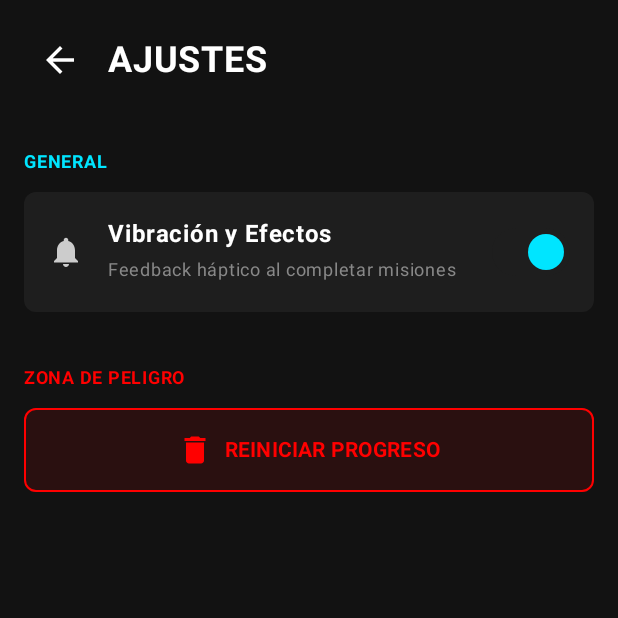
After one commit to AxelJhostin/warofman, an Android app built with Jetpack Compose: the SettingsScreen screen opened through its navigation route, on a phone screen of 412 x 824 dp, the top half of it. The commit adds this screen. Run offline under Robolectric (Android 15) with nearby library versions, the phone set to English and light mode, and no system bars.

Commit message:
UI: Implementacion Edge-to-Edge global y limpieza de layouts

```diff
--- a/app/src/main/java/com/negocio/warofmen/MainActivity.kt
+++ b/app/src/main/java/com/negocio/warofmen/MainActivity.kt
@@ -4,10 +4,12 @@ import android.app.Application
 import android.os.Bundle
 import androidx.activity.ComponentActivity
 import androidx.activity.compose.setContent
+import androidx.activity.enableEdgeToEdge // <--- IMPORTANTE: Habilita el modo pantalla completa
 import androidx.compose.foundation.layout.Box
 import androidx.compose.foundation.layout.Column
 import androidx.compose.foundation.layout.fillMaxSize
 import androidx.compose.foundation.layout.padding
+import androidx.compose.material3.CircularProgressIndicator
 import androidx.compose.material3.FloatingActionButton
 import androidx.compose.material3.MaterialTheme
 import androidx.compose.material3.Scaffold
@@ -25,39 +27,54 @@ import androidx.navigation.compose.NavHost
 import androidx.navigation.compose.composable
 import androidx.navigation.compose.rememberNavController
 
-// --- IMPORTS ACTUALIZADOS SEGÚN TU NUEVA ESTRUCTURA ---
+// --- IMPORTS ---
 import com.negocio.warofmen.core.navigation.AppScreens
 import com.negocio.warofmen.core.util.GameViewModelFactory
 import com.negocio.warofmen.ui.theme.WarOfMenTheme
 import com.negocio.warofmen.ui.viewmodel.CreationViewModel
 import com.negocio.warofmen.ui.viewmodel.HomeViewModel
+import com.negocio.warofmen.ui.viewmodel.SettingsViewModel
 
 // Pantallas
-import com.negocio.warofmen.ui.screens.creation.CreationScreen // El nuevo Wizard
+import com.negocio.warofmen.ui.screens.creation.CreationScreen
 import com.negocio.warofmen.ui.screens.PantallaEntrenamiento
 import com.negocio.warofmen.ui.screens.PantallaEstadisticas
 import com.negocio.warofmen.ui.screens.PantallaGraficos
 import com.negocio.warofmen.ui.screens.PantallaJuego
+import com.negocio.warofmen.ui.screens.SettingsScreen
 
 class MainActivity : ComponentActivity() {
     override fun onCreate(savedInstanceState: Bundle?) {
         super.onCreate(savedInstanceState)
 
+        // 1. ACTIVAR MODO EDGE-TO-EDGE
+        // Esto permite que la app dibuje detrás de las barras de sistema
+        enableEdgeToEdge()
+
         setContent {
             WarOfMenTheme {
-                Surface(modifier = Modifier.fillMaxSize(), color = MaterialTheme.colorScheme.background) {
+                // 2. SCAFFOLD GLOBAL
+                // Este componente calcula automáticamente el espacio necesario para las barras de sistema
+                // y nos entrega 'innerPadding' para que nuestro contenido no se solape.
+                Scaffold(
+                    modifier = Modifier.fillMaxSize(),
+                    containerColor = MaterialTheme.colorScheme.background
+                ) { innerPadding ->
 
-                    // 1. Configuración Inicial
+                    // Aplicamos el padding calculado a todo el contenedor de navegación
+                    Box(modifier = Modifier.padding(innerPadding)) {
+
+                        // 3. CONFIGURACIÓN INICIAL
                         val navController = rememberNavController()
                         val context = LocalContext.current
                         val app = context.applicationContext as Application
                         val factory = GameViewModelFactory(app)
 
-                    // 2. Instanciamos el ViewModel Principal
+                        // 4. VIEWMODEL PRINCIPAL
                         val homeViewModel: HomeViewModel = viewModel(factory = factory)
                         val gameState by homeViewModel.gameState.collectAsState()
 
-                    // 3. SISTEMA DE NAVEGACIÓN
+                        // 5. SISTEMA DE NAVEGACIÓN
                         NavHost(
                             navController = navController,
                             startDestination = AppScreens.Home.route
@@ -65,24 +82,46 @@ class MainActivity : ComponentActivity() {
 
                             // --- RUTA: HOME (PANTALLA PRINCIPAL) ---
                             composable(AppScreens.Home.route) {
-                            // Seguridad: Si no hay personaje, ir a Creación
+                                val isLoaded by homeViewModel.isDataLoaded.collectAsState()
+
+                                if (!isLoaded) {
+                                    // MODO CARGA
+                                    Box(
+                                        modifier = Modifier.fillMaxSize(),
+                                        contentAlignment = Alignment.Center
+                                    ) {
+                                        CircularProgressIndicator(color = MaterialTheme.colorScheme.primary)
+                                    }
+                                } else {
+                                    // DATOS LISTOS
                                     LaunchedEffect(gameState.isCreated) {
                                         if (!gameState.isCreated) {
                                             navController.navigate(AppScreens.Creation.route) {
-                                        popUpTo(0) // Borra el historial para no volver atrás
+                                                popUpTo(0)
                                             }
                                         }
                                     }
 
-                            // Si existe personaje, mostramos el juego
                                     if (gameState.isCreated) {
-                                Scaffold(
-                                    floatingActionButton = {
-                                        // Columna para tener 2 botones flotantes (Stats y Charts)
+                                        // NOTA: Usamos Box en lugar de Scaffold interno para mayor control
+                                        Box(modifier = Modifier.fillMaxSize()) {
+                                            PantallaJuego(
+                                                viewModel = homeViewModel,
+                                                onStartQuest = {
+                                                    navController.navigate(AppScreens.Workout.route)
+                                                },
+                                                onOpenSettings = {
+                                                    navController.navigate(AppScreens.Settings.route)
+                                                }
+                                            )
+
+                                            // Botones Flotantes (Stats y Charts) posicionados manualmente
                                             Column(
+                                                modifier = Modifier
+                                                    .align(Alignment.BottomEnd)
+                                                    .padding(16.dp),
                                                 horizontalAlignment = Alignment.End
                                             ) {
-                                            // Botón 1: Gráficos de Ejercicio
                                                 FloatingActionButton(
                                                     onClick = { navController.navigate(AppScreens.Charts.route) },
                                                     containerColor = MaterialTheme.colorScheme.secondary,
@@ -91,7 +130,6 @@ class MainActivity : ComponentActivity() {
                                                     Text("📈")
                                                 }
 
-                                            // Botón 2: Estadísticas del Personaje
                                                 FloatingActionButton(
                                                     onClick = { navController.navigate(AppScreens.Stats.route) },
                                                     containerColor = MaterialTheme.colorScheme.primary
@@ -100,29 +138,16 @@ class MainActivity : ComponentActivity() {
                                                 }
                                             }
                                         }
-                                ) { padding ->
-                                    Box(modifier = Modifier.padding(padding)) {
-                                        PantallaJuego(
-                                            viewModel = homeViewModel,
-                                            onStartQuest = {
-                                                // Ir a la pantalla naranja de entrenamiento
-                                                navController.navigate(AppScreens.Workout.route)
-                                            }
-                                        )
-                                    }
                                     }
                                 }
                             }
 
-                        // --- RUTA: CREACIÓN (EL NUEVO WIZARD) ---
+                            // --- RUTA: CREACIÓN ---
                             composable(AppScreens.Creation.route) {
                                 val creationViewModel: CreationViewModel = viewModel(factory = factory)
-
-                            // Usamos la nueva CreationScreen
                                 CreationScreen(
                                     viewModel = creationViewModel,
                                     onFinished = {
-                                    // Al terminar, vamos al Home y borramos la creación del historial
                                         navController.navigate(AppScreens.Home.route) {
                                             popUpTo(AppScreens.Creation.route) { inclusive = true }
                                         }
@@ -130,7 +155,7 @@ class MainActivity : ComponentActivity() {
                                 )
                             }
 
-                        // --- RUTA: ESTADÍSTICAS DEL PERSONAJE ---
+                            // --- RUTA: ESTADÍSTICAS ---
                             composable(AppScreens.Stats.route) {
                                 PantallaEstadisticas(
                                     player = gameState,
@@ -144,7 +169,7 @@ class MainActivity : ComponentActivity() {
                                 )
                             }
 
-                        // --- RUTA: ENTRENAMIENTO (PANTALLA NARANJA) ---
+                            // --- RUTA: ENTRENAMIENTO ---
                             composable(AppScreens.Workout.route) {
                                 PantallaEntrenamiento(
                                     viewModel = homeViewModel,
@@ -155,12 +180,27 @@ class MainActivity : ComponentActivity() {
                                 )
                             }
 
-                        // --- RUTA: GRÁFICOS DE RENDIMIENTO ---
+                            // --- RUTA: GRÁFICOS ---
                             composable(AppScreens.Charts.route) {
                                 PantallaGraficos(
                                     workoutLogs = gameState.workoutLogs,
                                     level = gameState.level,
                                     onBack = { navController.popBackStack() }
+                                )
+                            }
+
+                            // --- RUTA: AJUSTES ---
+                            composable(AppScreens.Settings.route) {
+                                val settingsViewModel: SettingsViewModel = viewModel(factory = factory)
+
+                                SettingsScreen(
+                                    viewModel = settingsViewModel,
+                                    onBack = { navController.popBackStack() },
+                                    onResetComplete = {
+                                        navController.navigate(AppScreens.Home.route) {
+                                            popUpTo(0)
+                                        }
+                                    }
                                 )
                             }
                         }
@@ -169,3 +209,4 @@ class MainActivity : ComponentActivity() {
             }
         }
     }
+}
--- a/app/src/main/java/com/negocio/warofmen/core/navigation/AppScreens.kt
+++ b/app/src/main/java/com/negocio/warofmen/core/navigation/AppScreens.kt
@@ -7,4 +7,5 @@ sealed class AppScreens(val route: String) {
     object Stats : AppScreens("stats_screen")
     object Workout : AppScreens("workout_screen")
     object Charts : AppScreens("charts_screen")
+    object Settings : AppScreens("settings_screen")
 }
--- a/app/src/main/java/com/negocio/warofmen/core/util/ViewModelFactory.kt
+++ b/app/src/main/java/com/negocio/warofmen/core/util/ViewModelFactory.kt
@@ -5,6 +5,7 @@ import androidx.lifecycle.ViewModel
 import androidx.lifecycle.ViewModelProvider
 import com.negocio.warofmen.ui.viewmodel.CreationViewModel
 import com.negocio.warofmen.ui.viewmodel.HomeViewModel
+import com.negocio.warofmen.ui.viewmodel.SettingsViewModel
 
 class GameViewModelFactory(private val application: Application) : ViewModelProvider.Factory {
     @Suppress("UNCHECKED_CAST")
@@ -15,6 +16,9 @@ class GameViewModelFactory(private val application: Application) : ViewModelProv
         if (modelClass.isAssignableFrom(CreationViewModel::class.java)) {
             return CreationViewModel(application) as T
         }
+        if (modelClass.isAssignableFrom(SettingsViewModel::class.java)) {
+            return SettingsViewModel(application) as T
+        }
         throw IllegalArgumentException("Unknown ViewModel class")
     }
 }
--- a/app/src/main/java/com/negocio/warofmen/data/repository/GameRepository.kt
+++ b/app/src/main/java/com/negocio/warofmen/data/repository/GameRepository.kt
@@ -17,4 +17,8 @@ class GameRepository(context: Context) {
     suspend fun savePlayer(player: PlayerCharacter) {
         storage.savePlayer(player)
     }
+
+    suspend fun resetGame() {
+        storage.clearAllData()
+    }
 }
--- a/app/src/main/java/com/negocio/warofmen/data/source/GameStorage.kt
+++ b/app/src/main/java/com/negocio/warofmen/data/source/GameStorage.kt
@@ -116,4 +116,10 @@ class GameStorage(private val context: Context) {
             preferences[INVENTORY_KEY] = player.inventory.toSet()
         }
     }
+
+    suspend fun clearAllData() {
+        context.dataStore.edit { preferences ->
+            preferences.clear() // ¡Borrón y cuenta nueva!
+        }
+    }
 }
--- /dev/null
+++ b/app/src/main/java/com/negocio/warofmen/ui/screens/SettingsScreen.kt
@@ -0,0 +1,142 @@
+package com.negocio.warofmen.ui.screens
+
+import androidx.compose.foundation.background
+import androidx.compose.foundation.layout.*
+import androidx.compose.foundation.shape.RoundedCornerShape
+import androidx.compose.material.icons.Icons
+import androidx.compose.material.icons.automirrored.filled.ArrowBack
+import androidx.compose.material.icons.filled.Delete
+import androidx.compose.material.icons.filled.Notifications
+import androidx.compose.material3.*
+import androidx.compose.runtime.*
+import androidx.compose.ui.Alignment
+import androidx.compose.ui.Modifier
+import androidx.compose.ui.graphics.Color
+import androidx.compose.ui.graphics.vector.ImageVector
+import androidx.compose.ui.text.font.FontWeight
+import androidx.compose.ui.unit.dp
+import androidx.compose.ui.unit.sp
+import com.negocio.warofmen.ui.theme.*
+import com.negocio.warofmen.ui.viewmodel.SettingsViewModel
+
+@Composable
+fun SettingsScreen(
+    viewModel: SettingsViewModel,
+    onBack: () -> Unit,
+    onResetComplete: () -> Unit
+) {
+    var showResetDialog by remember { mutableStateOf(false) }
+    var vibrationEnabled by remember { mutableStateOf(true) }
+
+    if (showResetDialog) {
+        AlertDialog(
+            onDismissRequest = { showResetDialog = false },
+            containerColor = RpgPanel,
+            title = { Text("¿Reiniciar Progreso?", color = Color.Red, fontWeight = FontWeight.Bold) },
+            text = { Text("Se borrará tu personaje, nivel e historial. Esta acción no se puede deshacer.", color = Color.LightGray) },
+            confirmButton = {
+                Button(
+                    onClick = {
+                        showResetDialog = false
+                        viewModel.resetProgress { onResetComplete() }
+                    },
+                    colors = ButtonDefaults.buttonColors(containerColor = Color.Red)
+                ) { Text("BORRAR TODO") }
+            },
+            dismissButton = {
+                TextButton(onClick = { showResetDialog = false }) { Text("Cancelar") }
+            }
+        )
+    }
+
+    Column(
+        modifier = Modifier
+            .fillMaxSize()
+            .background(RpgBackground)
+            .padding(16.dp)
+    ) {
+        // HEADER MEJORADO
+        Row(verticalAlignment = Alignment.CenterVertically) {
+            // SOLUCIÓN 2: Botón de regreso elegante (Icono solo)
+            IconButton(onClick = onBack) {
+                Icon(
+                    imageVector = Icons.AutoMirrored.Filled.ArrowBack, // Flecha estándar de Android
+                    contentDescription = "Volver",
+                    tint = Color.White,
+                    modifier = Modifier.size(28.dp) // Un poco más grande
+                )
+            }
+            Spacer(modifier = Modifier.width(8.dp))
+            Text("AJUSTES", color = Color.White, fontSize = 24.sp, fontWeight = FontWeight.Bold)
+        }
+
+        Spacer(modifier = Modifier.height(32.dp))
+
+        // SECCIÓN GENERAL
+        Text("GENERAL", color = RpgNeonCyan, fontSize = 12.sp, fontWeight = FontWeight.Bold)
+        Spacer(modifier = Modifier.height(8.dp))
+
+        SettingItem(
+            icon = Icons.Default.Notifications,
+            title = "Vibración y Efectos",
+            subtitle = "Feedback háptico al completar misiones",
+            trailing = {
+                Switch(
+                    checked = vibrationEnabled,
+                    onCheckedChange = { vibrationEnabled = it },
+                    colors = SwitchDefaults.colors(
+                        checkedThumbColor = RpgNeonCyan,
+                        checkedTrackColor = RpgPanel,
+                        uncheckedThumbColor = Color.Gray,
+                        uncheckedTrackColor = RpgPanel
+                    )
+                )
+            }
+        )
+
+        Spacer(modifier = Modifier.height(32.dp))
+
+        // SECCIÓN PELIGRO
+        Text("ZONA DE PELIGRO", color = Color.Red, fontSize = 12.sp, fontWeight = FontWeight.Bold)
+        Spacer(modifier = Modifier.height(8.dp))
+
+        Button(
+            onClick = { showResetDialog = true },
+            colors = ButtonDefaults.buttonColors(containerColor = Color.Red.copy(alpha = 0.1f)),
+            border = androidx.compose.foundation.BorderStroke(1.dp, Color.Red),
+            modifier = Modifier.fillMaxWidth().height(56.dp),
+            shape = RoundedCornerShape(8.dp)
+        ) {
+            Icon(Icons.Default.Delete, contentDescription = null, tint = Color.Red)
+            Spacer(modifier = Modifier.width(8.dp))
+            Text("REINICIAR PROGRESO", color = Color.Red, fontWeight = FontWeight.Bold)
+        }
+    }
+}
+
+@Composable
+fun SettingItem(
+    icon: ImageVector,
+    title: String,
+    subtitle: String,
+    trailing: @Composable () -> Unit
+) {
+    Card(
+        colors = CardDefaults.cardColors(containerColor = RpgPanel),
+        shape = RoundedCornerShape(8.dp),
+        modifier = Modifier.fillMaxWidth()
+    ) {
+        Row(
+            modifier = Modifier.padding(16.dp),
+            verticalAlignment = Alignment.CenterVertically
+        ) {
+            Icon(icon, contentDescription = null, tint = Color.LightGray)
+            Spacer(modifier = Modifier.width(16.dp))
+            Column(modifier = Modifier.weight(1f)) {
+                Text(title, color = Color.White, fontWeight = FontWeight.Bold)
+                Text(subtitle, color = Color.Gray, fontSize = 12.sp)
+            }
+            trailing()
+        }
+    }
+}
--- a/app/src/main/java/com/negocio/warofmen/ui/screens/creation/CreationScreen.kt
+++ b/app/src/main/java/com/negocio/warofmen/ui/screens/creation/CreationScreen.kt
@@ -46,7 +46,6 @@ fun CreationScreen(
             .fillMaxSize()
             .background(RpgBackground)
             .padding(16.dp)
-            .navigationBarsPadding() // Evita que la barra de gestos tape botones
             .imePadding() // Evita que el teclado tape botones
     ) {
         // 1. BARRA SUPERIOR
--- a/app/src/main/java/com/negocio/warofmen/ui/viewmodel/HomeViewModel.kt
+++ b/app/src/main/java/com/negocio/warofmen/ui/viewmodel/HomeViewModel.kt
@@ -18,6 +18,12 @@ import kotlinx.coroutines.launch
 class HomeViewModel(application: Application) : AndroidViewModel(application) {
 
     private val repository = GameRepository(application)
+
+    // --- ESTA ES LA VARIABLE QUE TE FALTA ---
+    // Bandera para saber si ya leímos el DataStore (Pantalla de Carga)
+    private val _isDataLoaded = MutableStateFlow(false)
+    val isDataLoaded: StateFlow<Boolean> = _isDataLoaded.asStateFlow()
+    // ----------------------------------------
 
     // Estado del Jugador
     private val _gameState = MutableStateFlow(PlayerCharacter())
@@ -41,6 +47,9 @@ class HomeViewModel(application: Application) : AndroidViewModel(application) {
                 _gameState.value = savedPlayer
                 // Cargamos las misiones adecuadas para el nivel del jugador
                 loadQuests(savedPlayer.level)
+
+                // --- AVISAMOS QUE YA CARGÓ ---
+                _isDataLoaded.value = true
             }
         }
     }
@@ -91,7 +100,6 @@ class HomeViewModel(application: Application) : AndroidViewModel(application) {
         }
 
         // 3. Registrar en el Historial de Entrenamientos (LOGS)
-        // Calculamos el volumen total (Suma de todas las series)
         val totalVolume = quest.sets.sum()
         // Formato: "QuestID:Timestamp:Volumen"
         val logEntry = "${quest.id}:${System.currentTimeMillis()}:$totalVolume"
@@ -125,7 +133,7 @@ class HomeViewModel(application: Application) : AndroidViewModel(application) {
     }
 
     // ------------------------------------------------------
-    // LÓGICA DE PESO Y BIOMETRÍA (ACTUALIZADA)
+    // LÓGICA DE PESO Y BIOMETRÍA
     // ------------------------------------------------------
 
     fun updateWeight(newWeight: Float) {
@@ -135,21 +143,20 @@ class HomeViewModel(application: Application) : AndroidViewModel(application) {
         val newBmi = GameUtils.calculateBMI(newWeight, currentPlayer.height)
 
         // 2. Crear registro histórico complejo (BodyLog)
-        // Al ser una actualización rápida de peso, los datos de medidas van como null
         val newLog = BodyLog(
             timestamp = System.currentTimeMillis(),
             weight = newWeight,
             neck = null,
             waist = null,
             hip = null,
-            bodyFatPercentage = null // Mantenemos null o copiamos el anterior si quisiéramos
+            bodyFatPercentage = null
         )
 
         // 3. Actualizar la lista de registros
         val newHistory = currentPlayer.measurementLogs.toMutableList()
         newHistory.add(newLog)
 
-        // 4. Actualizar al jugador con los nuevos valores actuales
+        // 4. Actualizar al jugador
         val updatedPlayer = currentPlayer.copy(
             currentWeight = newWeight,
             currentBmi = newBmi,
@@ -174,7 +181,6 @@ class HomeViewModel(application: Application) : AndroidViewModel(application) {
     }
 
     private fun loadQuests(level: Int) {
-        // Usamos el QuestProvider para obtener las misiones
         _quests.value = QuestProvider.getQuestsForLevel(level)
     }
 }
--- /dev/null
+++ b/app/src/main/java/com/negocio/warofmen/ui/viewmodel/SettingsViewModel.kt
@@ -0,0 +1,19 @@
+package com.negocio.warofmen.ui.viewmodel
+
+import android.app.Application
+import androidx.lifecycle.AndroidViewModel
+import androidx.lifecycle.viewModelScope
+import com.negocio.warofmen.data.repository.GameRepository
+import kotlinx.coroutines.launch
+
+class SettingsViewModel(application: Application) : AndroidViewModel(application) {
+
+    private val repository = GameRepository(application)
+
+    fun resetProgress(onSuccess: () -> Unit) {
+        viewModelScope.launch {
+            repository.resetGame()
+            onSuccess() // Avisamos a la pantalla que ya se borró todo
+        }
+    }
+}
```
Also changed, not shown: app/src/main/java/com/negocio/warofmen/ui/screens/PantallaGraficos.kt (+13 -12 lines), app/src/main/java/com/negocio/warofmen/ui/screens/PantallaJuego.kt (+12 -2 lines). Lines whose indentation alone changed are shown as unchanged.
